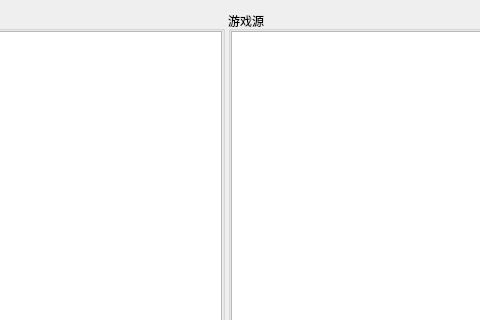
gfdgd-xi/vekcode, file ui/vekSourceEdit.ui: the form before one commit; both pictures show x 174 to 654 and y 0 to 320 of the 800 by 600 pixel window.
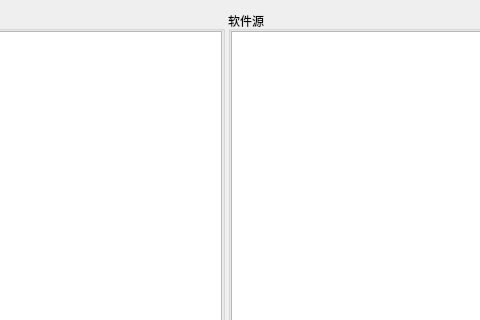
The form after the commit.

```diff
--- a/ui/vekSourceEdit.ui
+++ b/ui/vekSourceEdit.ui
@@ -69,7 +69,7 @@
        <item>
         <widget class="QGroupBox" name="verticalGroupBox_2">
          <property name="title">
-          <string>游戏源</string>
+          <string>软件源</string>
          </property>
          <layout class="QVBoxLayout" name="verticalLayout_2">
           <property name="leftMargin">
```
